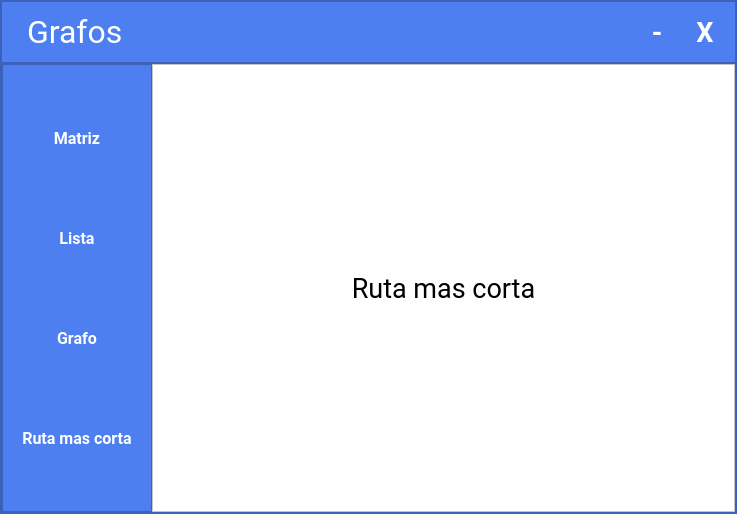
This is Views/MainWindowView.ui in NastMz/Grafos as Qt 5 draws it before an edit. The edited form follows.
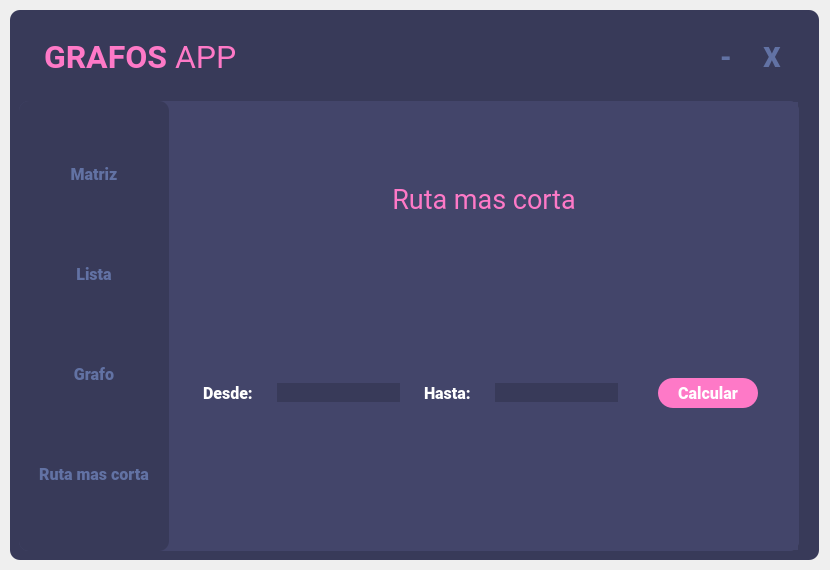
This is the edited form. The open tabs and pages were chosen to show the change.

Diff of the .ui file:
```diff
--- a/Views/MainWindowView.ui
+++ b/Views/MainWindowView.ui
@@ -6,8 +6,8 @@
    <rect>
     <x>0</x>
     <y>0</y>
-    <width>737</width>
-    <height>514</height>
+    <width>830</width>
+    <height>570</height>
    </rect>
   </property>
   <property name="font">
@@ -19,27 +19,133 @@
   <property name="windowTitle">
    <string>MainWindow</string>
   </property>
+  <property name="styleSheet">
+   <string notr="true">QScrollBar:vertical {
+	border: none;
+	background-color: rgb(56, 58, 89);
+	width: 10px;
+	margin: 10px 0 10px 0;
+}
+
+QScrollBar::handle:vertical {
+	background-color: rgb(254, 121, 199);
+	border-radius: 5px;
+}
+
+QScrollBar::sub-line:vertical {
+	border: none;
+	background-color: rgb(98, 114, 164);
+	height: 10px;
+	border-top-left-radius: 5px;
+	border-top-right-radius: 5px;
+	subcontrol-position: top;
+	subcontrol-origin: margin;
+}
+
+QScrollBar::sub-line:vertical:hover {
+	background-color: rgb(254, 121, 199);
+}
+
+QScrollBar::add-line:vertical {
+	border: none;
+	background-color: rgb(98, 114, 164);
+	height: 10px;
+	border-bottom-left-radius: 5px;
+	border-bottom-right-radius: 5px;
+	subcontrol-position: bottom;
+	subcontrol-origin: margin;
+}
+
+QScrollBar::add-line:vertical:hover {
+	background-color: rgb(254, 121, 199);
+}
+
+QScrollBar::up-arrow:vertical,  QScrollBar::down-arrow:vertical{
+	background: none;
+}
+
+QScrollBar::add-page:vertical,  QScrollBar::sub-page:vertical{
+	background: none;
+}
+
+/* Horizontal */
+
+QScrollBar:horizontal {
+	border: none;
+	background-color:  rgb(56, 58, 89);
+	height: 10px;
+	margin: 0 10px 0 10px;
+}
+
+QScrollBar::handle:horizontal {
+	background-color: rgb(254, 121, 199);
+	border-radius: 5px;
+}
+
+QScrollBar::sub-line:horizontal {
+	border: none;
+	background-color: rgb(98, 114, 164);
+	width: 10px;
+	subcontrol-position: left;
+	subcontrol-origin: margin;
+	border-top-left-radius: 5px;
+	border-bottom-left-radius: 5px;
+}
+
+QScrollBar::sub-line:horizontal:hover {
+	background-color: rgb(254, 121, 199);
+}
+
+QScrollBar::add-line:horizontal {
+	border: none;
+	background-color: rgb(98, 114, 164);
+	width: 10px;
+	subcontrol-position: right;
+	subcontrol-origin: margin;
+	border-top-right-radius: 5px;
+	border-bottom-right-radius: 5px;
+}
+
+QScrollBar::add-line:horizontal:hover {
+	background-color: rgb(254, 121, 199);
+}
+
+QScrollBar::up-arrow:horizontal,  QScrollBar::down-arrow:horizontal{
+	background: none;
+}
+
+QScrollBar::add-page:horizontal,  QScrollBar::sub-page:horizontal{
+	background: none;
+}
+
+
+</string>
+  </property>
   <widget class="QWidget" name="centralwidget">
    <layout class="QHBoxLayout" name="horizontalLayout_2">
     <property name="spacing">
      <number>0</number>
     </property>
     <property name="leftMargin">
-     <number>0</number>
+     <number>10</number>
     </property>
     <property name="topMargin">
-     <number>0</number>
+     <number>10</number>
     </property>
     <property name="rightMargin">
-     <number>0</number>
+     <number>11</number>
     </property>
     <property name="bottomMargin">
-     <number>0</number>
+     <number>10</number>
     </property>
     <item>
-     <widget class="QFrame" name="frame">
+     <widget class="QFrame" name="dropShadowFrame">
       <property name="styleSheet">
-       <string notr="true">background-color: rgb(77, 127, 240);</string>
+       <string notr="true">QFrame {
+	background-color: rgb(56, 58, 89);
+	color: rgb(220, 220, 220);
+	border-radius: 10px;
+}	</string>
       </property>
       <property name="frameShape">
        <enum>QFrame::StyledPanel</enum>
@@ -47,22 +153,7 @@
       <property name="frameShadow">
        <enum>QFrame::Raised</enum>
       </property>
-      <layout class="QVBoxLayout" name="verticalLayout_2" stretch="0,8">
-       <property name="spacing">
-        <number>0</number>
-       </property>
-       <property name="leftMargin">
-        <number>0</number>
-       </property>
-       <property name="topMargin">
-        <number>0</number>
-       </property>
-       <property name="rightMargin">
-        <number>0</number>
-       </property>
-       <property name="bottomMargin">
-        <number>0</number>
-       </property>
+      <layout class="QVBoxLayout" name="verticalLayout_2">
        <item>
         <widget class="QFrame" name="frame_header">
          <property name="minimumSize">
@@ -73,18 +164,20 @@
          </property>
          <property name="styleSheet">
           <string notr="true">QFrame{
-background-color: rgb(77, 127, 240);
+	background-color: rgb(56, 58, 89);
+	color: rgb(254, 121, 199);
 }
 
 QPushButton{
-background-color: rgb(77, 127, 240);
-border-radius: 50%;
-color: rgb(255, 255, 255);
+	background-color: rgb(56, 58, 89);
+	border-radius: 20px;
+	color: rgb(98, 114, 164);
 }
 
 QPushButton:hover{
-background-color: rgb(68, 113, 211);
-border-radius: 50%;
+	background-color: rgb(254, 121, 199);
+	color: rgb(255,255,255);
+	border-radius: 20px;
 }
 
 </string>
@@ -108,10 +201,10 @@
              </font>
             </property>
             <property name="styleSheet">
-             <string notr="true">color: rgb(255, 255, 255);</string>
+             <string notr="true">color: rgb(254, 121, 199);</string>
             </property>
             <property name="text">
-             <string>Grafos</string>
+             <string>&lt;html&gt;&lt;head/&gt;&lt;body&gt;&lt;p&gt;&lt;span style=&quot; font-weight:600;&quot;&gt;GRAFOS&lt;/span&gt; APP&lt;/p&gt;&lt;/body&gt;&lt;/html&gt;</string>
             </property>
            </widget>
           </item>
@@ -129,57 +222,90 @@
            </spacer>
           </item>
           <item>
-           <widget class="QPushButton" name="minimize_btn">
-            <property name="minimumSize">
-             <size>
-              <width>42</width>
-              <height>42</height>
-             </size>
+           <widget class="QFrame" name="frame_btns">
+            <property name="frameShape">
+             <enum>QFrame::StyledPanel</enum>
             </property>
-            <property name="font">
-             <font>
-              <family>Roboto</family>
-              <pointsize>20</pointsize>
-              <weight>75</weight>
-              <bold>true</bold>
-             </font>
+            <property name="frameShadow">
+             <enum>QFrame::Raised</enum>
             </property>
-            <property name="cursor">
-             <cursorShape>PointingHandCursor</cursorShape>
-            </property>
-            <property name="text">
-             <string>-</string>
-            </property>
-           </widget>
-          </item>
-          <item>
-           <widget class="QPushButton" name="close_btn">
-            <property name="sizePolicy">
-             <sizepolicy hsizetype="Preferred" vsizetype="Preferred">
-              <horstretch>0</horstretch>
-              <verstretch>0</verstretch>
-             </sizepolicy>
-            </property>
-            <property name="minimumSize">
-             <size>
-              <width>42</width>
-              <height>42</height>
-             </size>
-            </property>
-            <property name="font">
-             <font>
-              <family>Roboto</family>
-              <pointsize>20</pointsize>
-              <weight>75</weight>
-              <bold>true</bold>
-             </font>
-            </property>
-            <property name="cursor">
-             <cursorShape>PointingHandCursor</cursorShape>
-            </property>
-            <property name="text">
-             <string>X</string>
-            </property>
+            <layout class="QHBoxLayout" name="horizontalLayout_8">
+             <item>
+              <widget class="QPushButton" name="minimize_btn">
+               <property name="sizePolicy">
+                <sizepolicy hsizetype="Preferred" vsizetype="Preferred">
+                 <horstretch>0</horstretch>
+                 <verstretch>0</verstretch>
+                </sizepolicy>
+               </property>
+               <property name="minimumSize">
+                <size>
+                 <width>40</width>
+                 <height>40</height>
+                </size>
+               </property>
+               <property name="maximumSize">
+                <size>
+                 <width>40</width>
+                 <height>40</height>
+                </size>
+               </property>
+               <property name="font">
+                <font>
+                 <family>Roboto Black</family>
+                 <pointsize>20</pointsize>
+                 <weight>75</weight>
+                 <bold>true</bold>
+                </font>
+               </property>
+               <property name="cursor">
+                <cursorShape>PointingHandCursor</cursorShape>
+               </property>
+               <property name="text">
+                <string>-</string>
+               </property>
+               <property name="autoDefault">
+                <bool>true</bool>
+               </property>
+              </widget>
+             </item>
+             <item>
+              <widget class="QPushButton" name="close_btn">
+               <property name="sizePolicy">
+                <sizepolicy hsizetype="Preferred" vsizetype="Preferred">
+                 <horstretch>0</horstretch>
+                 <verstretch>0</verstretch>
+                </sizepolicy>
+               </property>
+               <property name="minimumSize">
+                <size>
+                 <width>40</width>
+                 <height>40</height>
+                </size>
+               </property>
+               <property name="maximumSize">
+                <size>
+                 <width>40</width>
+                 <height>40</height>
+                </size>
+               </property>
+               <property name="font">
+                <font>
+                 <family>Roboto Black</family>
+                 <pointsize>20</pointsize>
+                 <weight>75</weight>
+                 <bold>true</bold>
+                </font>
+               </property>
+               <property name="cursor">
+                <cursorShape>PointingHandCursor</cursorShape>
+               </property>
+               <property name="text">
+                <string>X</string>
+               </property>
+              </widget>
+             </item>
+            </layout>
            </widget>
           </item>
          </layout>
@@ -187,6 +313,21 @@
        </item>
        <item>
         <widget class="QFrame" name="frame_body">
+         <property name="sizePolicy">
+          <sizepolicy hsizetype="Preferred" vsizetype="Preferred">
+           <horstretch>0</horstretch>
+           <verstretch>0</verstretch>
+          </sizepolicy>
+         </property>
+         <property name="maximumSize">
+          <size>
+           <width>780</width>
+           <height>460</height>
+          </size>
+         </property>
+         <property name="styleSheet">
+          <string notr="true">background-color: rgb(67, 69, 106)</string>
+         </property>
          <property name="frameShape">
           <enum>QFrame::StyledPanel</enum>
          </property>
@@ -225,17 +366,19 @@
             </property>
             <property name="styleSheet">
              <string notr="true">QFrame {
-background-color: rgb(77, 127, 240);
+	background-color: rgb(56, 58, 89);
 }
 
 QPushButton{
-background-color: rgb(77, 127, 240);
-color: rgb(255, 255, 255);
-border: none;
+	background-color: rgb(56, 58, 89);
+	color: rgb(98, 114, 164);
+	border: none;
 }
 
 QPushButton:hover{
-background-color: rgb(68, 113, 211);
+	background-color: rgb(254, 121, 199);
+	color: rgb(255, 255, 255);
+	border-radius: 10px;
 }
 </string>
             </property>
@@ -247,13 +390,13 @@
             </property>
             <layout class="QVBoxLayout" name="verticalLayout_3">
              <property name="leftMargin">
-              <number>0</number>
+              <number>5</number>
              </property>
              <property name="topMargin">
               <number>0</number>
              </property>
              <property name="rightMargin">
-              <number>0</number>
+              <number>5</number>
              </property>
              <property name="bottomMargin">
               <number>0</number>
@@ -268,7 +411,7 @@
                </property>
                <property name="font">
                 <font>
-                 <family>Roboto</family>
+                 <family>Roboto Black</family>
                  <pointsize>12</pointsize>
                  <weight>75</weight>
                  <bold>true</bold>
@@ -295,7 +438,7 @@
                </property>
                <property name="font">
                 <font>
-                 <family>Roboto</family>
+                 <family>Roboto Black</family>
                  <pointsize>12</pointsize>
                  <weight>75</weight>
                  <bold>true</bold>
@@ -319,7 +462,7 @@
                </property>
                <property name="font">
                 <font>
-                 <family>Roboto</family>
+                 <family>Roboto Black</family>
                  <pointsize>12</pointsize>
                  <weight>75</weight>
                  <bold>true</bold>
@@ -343,7 +486,7 @@
                </property>
                <property name="font">
                 <font>
-                 <family>Roboto</family>
+                 <family>Roboto Black</family>
                  <pointsize>12</pointsize>
                  <weight>75</weight>
                  <bold>true</bold>
@@ -363,8 +506,17 @@
           <item>
            <widget class="QFrame" name="frame_content">
             <property name="styleSheet">
-             <string notr="true">QFrame{
-background-color: rgb(255, 255, 255);
+             <string notr="true">QStackedWidget{
+	background-color: rgb(67, 69, 106)
+}
+
+QFrame{
+	background-color: rgb(67, 69, 106);
+}
+
+QLabel {
+	color: rgb(254, 121, 199);
+	padding: 20px;
 }</string>
             </property>
             <property name="frameShape">
@@ -397,10 +549,10 @@
                 </font>
                </property>
                <property name="styleSheet">
-                <string notr="true">background-color: rgb(255, 255, 255);</string>
+                <string notr="true"/>
                </property>
                <property name="currentIndex">
-                <number>0</number>
+                <number>3</number>
                </property>
                <widget class="QWidget" name="matrix_page">
                 <layout class="QVBoxLayout" name="verticalLayout" stretch="1,9">
@@ -440,6 +592,12 @@
                  </item>
                  <item>
                   <widget class="QFrame" name="frame_2">
+                   <property name="maximumSize">
+                    <size>
+                     <width>630</width>
+                     <height>410</height>
+                    </size>
+                   </property>
                    <property name="frameShape">
                     <enum>QFrame::StyledPanel</enum>
                    </property>
@@ -447,29 +605,28 @@
                     <enum>QFrame::Raised</enum>
                    </property>
                    <layout class="QHBoxLayout" name="horizontalLayout_4">
+                    <property name="spacing">
+                     <number>0</number>
+                    </property>
+                    <property name="leftMargin">
+                     <number>15</number>
+                    </property>
                     <property name="topMargin">
-                     <number>9</number>
+                     <number>15</number>
                     </property>
-                    <item>
-                     <spacer name="horizontalSpacer_2">
-                      <property name="orientation">
-                       <enum>Qt::Horizontal</enum>
-                      </property>
-                      <property name="sizeHint" stdset="0">
-                       <size>
-                        <width>125</width>
-                        <height>20</height>
-                       </size>
-                      </property>
-                     </spacer>
-                    </item>
+                    <property name="rightMargin">
+                     <number>15</number>
+                    </property>
+                    <property name="bottomMargin">
+                     <number>15</number>
+                    </property>
                     <item>
                      <widget class="QTableWidget" name="table_widget">
                       <property name="enabled">
                        <bool>true</bool>
                       </property>
                       <property name="sizePolicy">
-                       <sizepolicy hsizetype="MinimumExpanding" vsizetype="MinimumExpanding">
+                       <sizepolicy hsizetype="Fixed" vsizetype="Fixed">
                         <horstretch>0</horstretch>
                         <verstretch>0</verstretch>
                        </sizepolicy>
@@ -477,7 +634,7 @@
                       <property name="font">
                        <font>
                         <family>Roboto</family>
-                        <pointsize>9</pointsize>
+                        <pointsize>12</pointsize>
                        </font>
                       </property>
                       <property name="focusPolicy">
@@ -489,12 +646,43 @@
                       <property name="autoFillBackground">
                        <bool>false</bool>
                       </property>
+                      <property name="styleSheet">
+                       <string notr="true">QWidget {
+    background-color: rgb(56, 58, 89);
+    color: rgb(98, 114, 164);
+}
+
+QHeaderView::section {
+    background-color: rgb(56, 58, 89);
+    padding: 4px;
+    border: 1px solid rgb(67, 69, 106);
+    font-size: 14pt;
+	font-weight: 700;
+}
+
+QTableWidget {
+    gridline-color: rgb(67, 69, 106);
+    font-size: 12pt;
+}
+
+QTableWidget QTableCornerButton::section {
+    background-color: rgb(56, 58, 89);
+    border: 1px solidrgb(67, 69, 106);
+}
+</string>
+                      </property>
                       <property name="frameShape">
                        <enum>QFrame::NoFrame</enum>
                       </property>
                       <property name="frameShadow">
                        <enum>QFrame::Plain</enum>
                       </property>
+                      <property name="lineWidth">
+                       <number>0</number>
+                      </property>
+                      <property name="sizeAdjustPolicy">
+                       <enum>QAbstractScrollArea::AdjustToContents</enum>
+                      </property>
                       <property name="dragDropOverwriteMode">
                        <bool>false</bool>
                       </property>
@@ -504,6 +692,9 @@
                       <property name="selectionMode">
                        <enum>QAbstractItemView::SingleSelection</enum>
                       </property>
+                      <property name="textElideMode">
+                       <enum>Qt::ElideLeft</enum>
+                      </property>
                       <property name="showGrid">
                        <bool>true</bool>
                       </property>
@@ -520,13 +711,13 @@
                        <bool>false</bool>
                       </property>
                       <property name="rowCount">
-                       <number>0</number>
+                       <number>5</number>
                       </property>
                       <property name="columnCount">
-                       <number>0</number>
+                       <number>5</number>
                       </property>
                       <attribute name="horizontalHeaderVisible">
-                       <bool>true</bool>
+                       <bool>false</bool>
                       </attribute>
                       <attribute name="horizontalHeaderDefaultSectionSize">
                        <number>30</number>
@@ -535,7 +726,7 @@
                        <number>0</number>
                       </attribute>
                       <attribute name="verticalHeaderVisible">
-                       <bool>true</bool>
+                       <bool>false</bool>
                       </attribute>
                       <attribute name="verticalHeaderCascadingSectionResizes">
                        <bool>false</bool>
@@ -549,21 +740,18 @@
                       <attribute name="verticalHeaderMinimumSectionSize">
                        <number>0</number>
                       </attribute>
+                      <row/>
+                      <row/>
+                      <row/>
+                      <row/>
+                      <row/>
+                      <column/>
+                      <column/>
+                      <column/>
+                      <column/>
+                      <column/>
                      </widget>
                     </item>
-                    <item>
-                     <spacer name="horizontalSpacer_3">
-                      <property name="orientation">
-                       <enum>Qt::Horizontal</enum>
-                      </property>
-                      <property name="sizeHint" stdset="0">
-                       <size>
-                        <width>125</width>
-                        <height>20</height>
-                       </size>
-                      </property>
-                     </spacer>
-                    </item>
                    </layout>
                   </widget>
                  </item>
@@ -607,34 +795,57 @@
                  </item>
                  <item>
                   <widget class="QFrame" name="frame_3">
+                   <property name="maximumSize">
+                    <size>
+                     <width>630</width>
+                     <height>410</height>
+                    </size>
+                   </property>
                    <property name="frameShape">
                     <enum>QFrame::StyledPanel</enum>
                    </property>
                    <property name="frameShadow">
                     <enum>QFrame::Raised</enum>
                    </property>
-                   <layout class="QHBoxLayout" name="horizontalLayout_5">
-                    <item>
-                     <spacer name="horizontalSpacer_4">
-                      <property name="orientation">
-                       <enum>Qt::Horizontal</enum>
-                      </property>
-                      <property name="sizeHint" stdset="0">
-                       <size>
-                        <width>168</width>
-                        <height>20</height>
-                       </size>
-                      </property>
-                     </spacer>
-                    </item>
-                    <item>
+                   <layout class="QGridLayout" name="gridLayout">
+                    <property name="leftMargin">
+                     <number>40</number>
+                    </property>
+                    <property name="topMargin">
+                     <number>15</number>
+                    </property>
+                    <property name="rightMargin">
+                     <number>40</number>
+                    </property>
+                    <property name="bottomMargin">
+                     <number>15</number>
+                    </property>
+                    <property name="spacing">
+                     <number>0</number>
+                    </property>
+                    <item row="0" column="0">
                      <widget class="QListWidget" name="listWidget">
+                      <property name="sizePolicy">
+                       <sizepolicy hsizetype="Expanding" vsizetype="Expanding">
+                        <horstretch>0</horstretch>
+                        <verstretch>0</verstretch>
+                       </sizepolicy>
+                      </property>
                       <property name="font">
                        <font>
                         <family>Roboto</family>
                         <pointsize>12</pointsize>
                        </font>
                       </property>
+                      <property name="layoutDirection">
+                       <enum>Qt::LeftToRight</enum>
+                      </property>
+                      <property name="autoFillBackground">
+                       <bool>false</bool>
+                      </property>
+                      <property name="styleSheet">
+                       <string notr="true">color: rgb(98, 114, 164);</string>
+                      </property>
                       <property name="frameShape">
                        <enum>QFrame::NoFrame</enum>
                       </property>
@@ -644,21 +855,26 @@
                       <property name="sizeAdjustPolicy">
                        <enum>QAbstractScrollArea::AdjustToContents</enum>
                       </property>
+                      <property name="autoScroll">
+                       <bool>true</bool>
+                      </property>
+                      <property name="showDropIndicator" stdset="0">
+                       <bool>false</bool>
+                      </property>
+                      <property name="flow">
+                       <enum>QListView::TopToBottom</enum>
+                      </property>
+                      <property name="resizeMode">
+                       <enum>QListView::Fixed</enum>
+                      </property>
+                      <property name="uniformItemSizes">
+                       <bool>false</bool>
+                      </property>
+                      <property name="wordWrap">
+                       <bool>false</bool>
+                      </property>
                      </widget>
                     </item>
-                    <item>
-                     <spacer name="horizontalSpacer_5">
-                      <property name="orientation">
-                       <enum>Qt::Horizontal</enum>
-                      </property>
-                      <property name="sizeHint" stdset="0">
-                       <size>
-                        <width>168</width>
-                        <height>20</height>
-                       </size>
-                      </property>
-                     </spacer>
-                    </item>
                    </layout>
                   </widget>
                  </item>
@@ -701,12 +917,28 @@
                   </widget>
                  </item>
                  <item>
-                  <layout class="QVBoxLayout" name="graph_img"/>
+                  <layout class="QVBoxLayout" name="graph_img">
+                   <property name="spacing">
+                    <number>0</number>
+                   </property>
+                   <property name="leftMargin">
+                    <number>30</number>
+                   </property>
+                   <property name="topMargin">
+                    <number>15</number>
+                   </property>
+                   <property name="rightMargin">
+                    <number>30</number>
+                   </property>
+                   <property name="bottomMargin">
+                    <number>30</number>
+                   </property>
+                  </layout>
                  </item>
                 </layout>
                </widget>
                <widget class="QWidget" name="route_page">
-                <layout class="QVBoxLayout" name="verticalLayout_7" stretch="1,9">
+                <layout class="QVBoxLayout" name="verticalLayout_7" stretch="0,0,9">
                  <property name="spacing">
                   <number>0</number>
                  </property>
@@ -742,7 +974,319 @@
                   </widget>
                  </item>
                  <item>
-                  <layout class="QVBoxLayout" name="route_img"/>
+                  <widget class="QFrame" name="form_container_frame">
+                   <property name="sizePolicy">
+                    <sizepolicy hsizetype="Preferred" vsizetype="Preferred">
+                     <horstretch>0</horstretch>
+                     <verstretch>0</verstretch>
+                    </sizepolicy>
+                   </property>
+                   <property name="styleSheet">
+                    <string notr="true">QLineEdit{
+	border:0;
+	font-size: 14px;
+	background-color: rgb(56, 58, 89);
+	font-family: Roboto;
+	color: rgb(254, 121, 199);
+}
+
+QLabel {
+	color: rgb(255, 255, 255);
+}
+
+QPushButton{
+	background-color: rgb(254, 121, 199);
+	color:#fff;
+	border: none;
+ 	border-radius: 15px;
+    font-weight: Bold;
+	font-family: Roboto Black;
+	min-width: 100px;
+	min-height: 30px;
+	cursor: pointer;
+}
+
+QPushButton:hover{
+	background-color: rgb(214,101,169);
+	color: rgb(255, 255, 255);
+	border-radius: 20px;
+	font-weight: Bold
+}</string>
+                   </property>
+                   <property name="frameShape">
+                    <enum>QFrame::StyledPanel</enum>
+                   </property>
+                   <property name="frameShadow">
+                    <enum>QFrame::Raised</enum>
+                   </property>
+                   <layout class="QHBoxLayout" name="horizontalLayout_5">
+                    <item>
+                     <widget class="QFrame" name="frame_4">
+                      <property name="frameShape">
+                       <enum>QFrame::StyledPanel</enum>
+                      </property>
+                      <property name="frameShadow">
+                       <enum>QFrame::Raised</enum>
+                      </property>
+                      <layout class="QHBoxLayout" name="horizontalLayout_9">
+                       <property name="spacing">
+                        <number>0</number>
+                       </property>
+                       <property name="leftMargin">
+                        <number>0</number>
+                       </property>
+                       <property name="topMargin">
+                        <number>0</number>
+                       </property>
+                       <property name="rightMargin">
+                        <number>0</number>
+                       </property>
+                       <property name="bottomMargin">
+                        <number>0</number>
+                       </property>
+                       <item>
+                        <widget class="QFrame" name="from_frame">
+                         <property name="frameShape">
+                          <enum>QFrame::StyledPanel</enum>
+                         </property>
+                         <property name="frameShadow">
+                          <enum>QFrame::Raised</enum>
+                         </property>
+                         <layout class="QVBoxLayout" name="verticalLayout_8">
+                          <property name="spacing">
+                           <number>0</number>
+                          </property>
+                          <property name="leftMargin">
+                           <number>0</number>
+                          </property>
+                          <property name="topMargin">
+                           <number>0</number>
+                          </property>
+                          <property name="rightMargin">
+                           <number>0</number>
+                          </property>
+                          <property name="bottomMargin">
+                           <number>0</number>
+                          </property>
+                          <item>
+                           <widget class="QFrame" name="label_frame">
+                            <property name="frameShape">
+                             <enum>QFrame::StyledPanel</enum>
+                            </property>
+                            <property name="frameShadow">
+                             <enum>QFrame::Raised</enum>
+                            </property>
+                            <layout class="QHBoxLayout" name="horizontalLayout_6" stretch="0,0">
+                             <property name="spacing">
+                              <number>0</number>
+                             </property>
+                             <property name="leftMargin">
+                              <number>0</number>
+                             </property>
+                             <property name="topMargin">
+                              <number>0</number>
+                             </property>
+                             <property name="rightMargin">
+                              <number>0</number>
+                             </property>
+                             <property name="bottomMargin">
+                              <number>0</number>
+                             </property>
+                             <item>
+                              <widget class="QLabel" name="label_6">
+                               <property name="font">
+                                <font>
+                                 <family>Roboto Black</family>
+                                 <pointsize>12</pointsize>
+                                </font>
+                               </property>
+                               <property name="text">
+                                <string>Desde:</string>
+                               </property>
+                              </widget>
+                             </item>
+                             <item>
+                              <widget class="QLineEdit" name="txt_from">
+                               <property name="text">
+                                <string/>
+                               </property>
+                               <property name="alignment">
+                                <set>Qt::AlignCenter</set>
+                               </property>
+                              </widget>
+                             </item>
+                            </layout>
+                           </widget>
+                          </item>
+                         </layout>
+                        </widget>
+                       </item>
+                       <item>
+                        <widget class="QFrame" name="to_frame">
+                         <property name="frameShape">
+                          <enum>QFrame::StyledPanel</enum>
+                         </property>
+                         <property name="frameShadow">
+                          <enum>QFrame::Raised</enum>
+                         </property>
+                         <layout class="QVBoxLayout" name="verticalLayout_9">
+                          <property name="spacing">
+                           <number>0</number>
+                          </property>
+                          <property name="leftMargin">
+                           <number>0</number>
+                          </property>
+                          <property name="topMargin">
+                           <number>0</number>
+                          </property>
+                          <property name="rightMargin">
+                           <number>0</number>
+                          </property>
+                          <property name="bottomMargin">
+                           <number>0</number>
+                          </property>
+                          <item>
+                           <widget class="QFrame" name="label_frame_2">
+                            <property name="frameShape">
+                             <enum>QFrame::StyledPanel</enum>
+                            </property>
+                            <property name="frameShadow">
+                             <enum>QFrame::Raised</enum>
+                            </property>
+                            <layout class="QHBoxLayout" name="horizontalLayout_7">
+                             <property name="spacing">
+                              <number>0</number>
+                             </property>
+                             <property name="leftMargin">
+                              <number>0</number>
+                             </property>
+                             <property name="topMargin">
+                              <number>0</number>
+                             </property>
+                             <property name="rightMargin">
+                              <number>0</number>
+                             </property>
+                             <property name="bottomMargin">
+                              <number>0</number>
+                             </property>
+                             <item>
+                              <widget class="QLabel" name="label_7">
+                               <property name="font">
+                                <font>
+                                 <family>Roboto Black</family>
+                                 <pointsize>12</pointsize>
+                                </font>
+                               </property>
+                               <property name="text">
+                                <string>Hasta:</string>
+                               </property>
+                              </widget>
+                             </item>
+                             <item>
+                              <widget class="QLineEdit" name="txt_to">
+                               <property name="alignment">
+                                <set>Qt::AlignCenter</set>
+                               </property>
+                              </widget>
+                             </item>
+                             <item>
+                              <spacer name="horizontalSpacer_4">
+                               <property name="orientation">
+                                <enum>Qt::Horizontal</enum>
+                               </property>
+                               <property name="sizeHint" stdset="0">
+                                <size>
+                                 <width>40</width>
+                                 <height>20</height>
+                                </size>
+                               </property>
+                              </spacer>
+                             </item>
+                            </layout>
+                           </widget>
+                          </item>
+                         </layout>
+                        </widget>
+                       </item>
+                       <item>
+                        <widget class="QFrame" name="frame">
+                         <property name="frameShape">
+                          <enum>QFrame::StyledPanel</enum>
+                         </property>
+                         <property name="frameShadow">
+                          <enum>QFrame::Raised</enum>
+                         </property>
+                         <layout class="QVBoxLayout" name="verticalLayout_10">
+                          <property name="spacing">
+                           <number>0</number>
+                          </property>
+                          <property name="leftMargin">
+                           <number>0</number>
+                          </property>
+                          <property name="topMargin">
+                           <number>0</number>
+                          </property>
+                          <property name="rightMargin">
+                           <number>0</number>
+                          </property>
+                          <property name="bottomMargin">
+                           <number>0</number>
+                          </property>
+                          <item>
+                           <widget class="QPushButton" name="pushButton">
+                            <property name="font">
+                             <font>
+                              <family>Roboto Black</family>
+                              <pointsize>12</pointsize>
+                              <weight>75</weight>
+                              <bold>true</bold>
+                             </font>
+                            </property>
+                            <property name="text">
+                             <string>Calcular</string>
+                            </property>
+                           </widget>
+                          </item>
+                         </layout>
+                        </widget>
+                       </item>
+                      </layout>
+                     </widget>
+                    </item>
+                    <item>
+                     <spacer name="horizontalSpacer_2">
+                      <property name="orientation">
+                       <enum>Qt::Horizontal</enum>
+                      </property>
+                      <property name="sizeHint" stdset="0">
+                       <size>
+                        <width>31</width>
+                        <height>20</height>
+                       </size>
+                      </property>
+                     </spacer>
+                    </item>
+                   </layout>
+                  </widget>
+                 </item>
+                 <item>
+                  <layout class="QVBoxLayout" name="route_img">
+                   <property name="spacing">
+                    <number>0</number>
+                   </property>
+                   <property name="leftMargin">
+                    <number>15</number>
+                   </property>
+                   <property name="topMargin">
+                    <number>30</number>
+                   </property>
+                   <property name="rightMargin">
+                    <number>30</number>
+                   </property>
+                   <property name="bottomMargin">
+                    <number>30</number>
+                   </property>
+                  </layout>
                  </item>
                 </layout>
                </widget>
```
